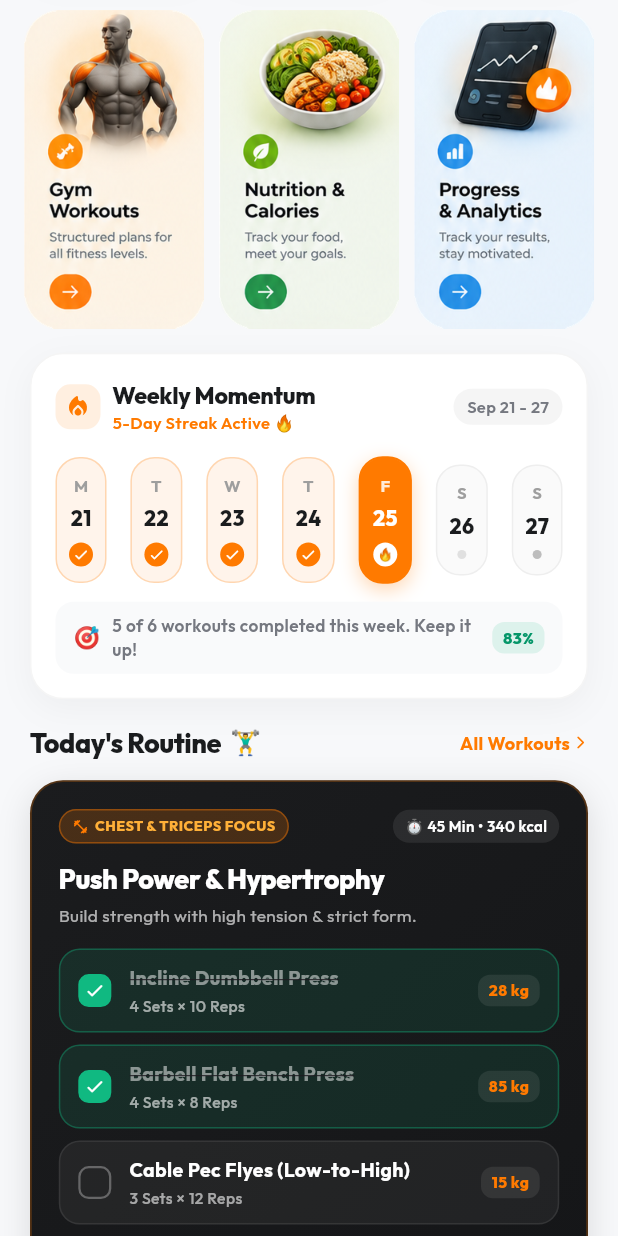
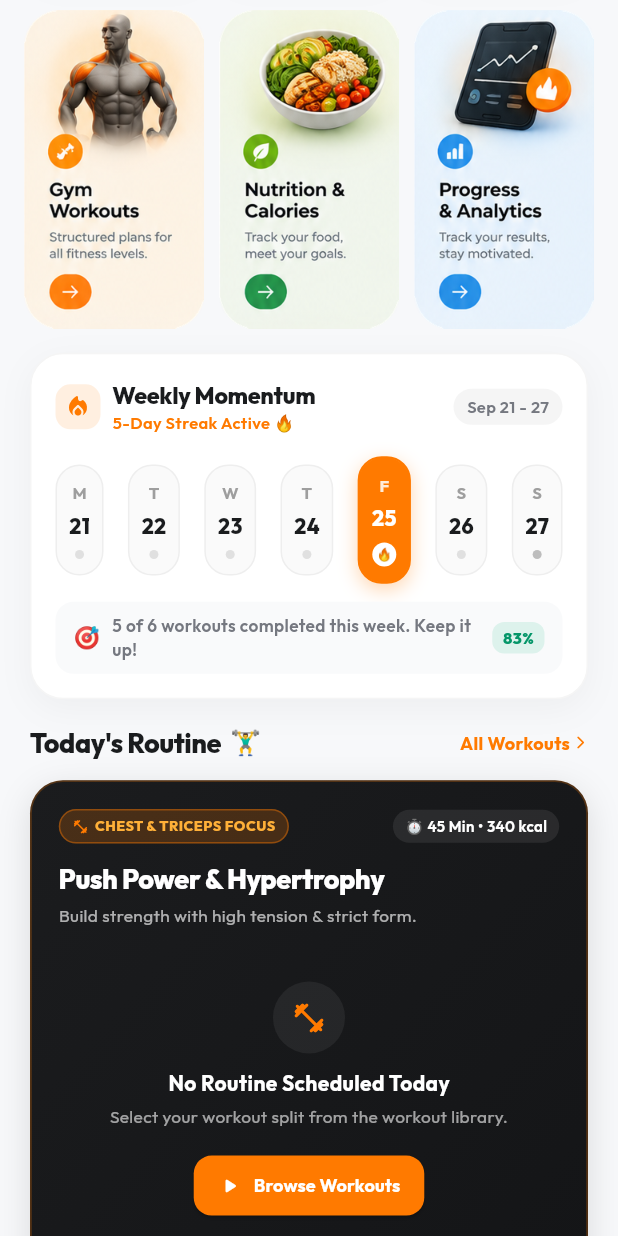
Before and after one commit to Ibrahim-pti/gym-bilal, a Flutter app: the HomeScreen screen opened directly, scrolled down 576 dp, on a phone screen of 412 x 824 dp. Run offline on Flutter 3.47's test engine with Material 3 defaults, Android fonts, the phone set to English and light mode, and no system bars; our stand-ins replace flutter_local_notifications, google_fonts, qr_flutter, timezone, webview_flutter; missing offline and left inert: rasedi_flutter_sdk.

Commit message:
refactor: reset home screen tracker and streak states to clean defaults and add empty state UI for routines

```diff
--- a/lib/features/home/presentation/screens/home_screen.dart
+++ b/lib/features/home/presentation/screens/home_screen.dart
@@ -17,14 +17,14 @@ class HomeScreen extends StatefulWidget {
 }
 
 class _HomeScreenState extends State<HomeScreen> {
-  // Daily Activity Tracker State
-  double _waterLiters = 1.8;
+  // Daily Activity Tracker State (Initial Clean State)
+  double _waterLiters = 0.0;
   final double _waterTarget = 2.5;
 
-  final int _caloriesBurned = 580;
+  final int _caloriesBurned = 0;
   final int _caloriesTarget = 800;
 
-  final int _stepsCount = 7240;
+  final int _stepsCount = 0;
   final int _stepsTarget = 10000;
 
   void _addWater(double amount) {
@@ -34,45 +34,20 @@ class _HomeScreenState extends State<HomeScreen> {
     });
   }
 
-  // Weekly Streak State
+  // Weekly Streak State (Clean State)
   int _selectedStreakDay = 4; // Friday is selected (today)
   final List<Map<String, dynamic>> _weekDays = [
-    {'day': 'M', 'date': '21', 'status': 'done'},
-    {'day': 'T', 'date': '22', 'status': 'done'},
-    {'day': 'W', 'date': '23', 'status': 'done'},
-    {'day': 'T', 'date': '24', 'status': 'done'},
+    {'day': 'M', 'date': '21', 'status': 'upcoming'},
+    {'day': 'T', 'date': '22', 'status': 'upcoming'},
+    {'day': 'W', 'date': '23', 'status': 'upcoming'},
+    {'day': 'T', 'date': '24', 'status': 'upcoming'},
     {'day': 'F', 'date': '25', 'status': 'today'},
     {'day': 'S', 'date': '26', 'status': 'upcoming'},
     {'day': 'S', 'date': '27', 'status': 'rest'},
   ];
 
-  // Today's Routine Checklist State
-  final List<Map<String, dynamic>> _todayExercises = [
-    {
-      'title': 'Incline Dumbbell Press',
-      'setsReps': '4 Sets × 10 Reps',
-      'weight': '28 kg',
-      'done': true,
-    },
-    {
-      'title': 'Barbell Flat Bench Press',
-      'setsReps': '4 Sets × 8 Reps',
-      'weight': '85 kg',
-      'done': true,
-    },
-    {
-      'title': 'Cable Pec Flyes (Low-to-High)',
-      'setsReps': '3 Sets × 12 Reps',
-      'weight': '15 kg',
-      'done': false,
-    },
-    {
-      'title': 'Triceps Overhead Rope Push',
-      'setsReps': '3 Sets × 15 Reps',
-      'weight': '22 kg',
-      'done': false,
-    },
-  ];
+  // Today's Routine Checklist State (Empty State)
+  final List<Map<String, dynamic>> _todayExercises = [];
 
   @override
   Widget build(BuildContext context) {
@@ -1409,6 +1384,58 @@ class _HomeScreenState extends State<HomeScreen> {
                 ),
                 const SizedBox(height: 14),
 
+                if (_todayExercises.isEmpty)
+                  Container(
+                    padding: const EdgeInsets.symmetric(vertical: 22, horizontal: 16),
+                    alignment: Alignment.center,
+                    child: Column(
+                      children: [
+                        Container(
+                          padding: const EdgeInsets.all(12),
+                          decoration: BoxDecoration(
+                            color: Colors.white.withValues(alpha: 0.06),
+                            shape: BoxShape.circle,
+                          ),
+                          child: const Icon(
+                            Icons.fitness_center_rounded,
+                            color: AppColors.primary,
+                            size: 24,
+                          ),
+                        ),
+                        const SizedBox(height: 10),
+                        const Text(
+                          'No Routine Scheduled Today',
+                          style: TextStyle(
+                            color: Colors.white,
+                            fontSize: 14,
+                            fontWeight: FontWeight.w700,
+                          ),
+                        ),
+                        const SizedBox(height: 4),
+                        Text(
+                          'Select your workout split from the workout library.',
+                          textAlign: TextAlign.center,
+                          style: TextStyle(
+                            color: Colors.white.withValues(alpha: 0.6),
+                            fontSize: 11.5,
+                          ),
+                        ),
+                        const SizedBox(height: 14),
+                        ElevatedButton.icon(
+                          onPressed: () => widget.onNavigateTab?.call(2),
+                          style: ElevatedButton.styleFrom(
+                            backgroundColor: AppColors.primary,
+                            foregroundColor: Colors.white,
+                            padding: const EdgeInsets.symmetric(horizontal: 16, vertical: 8.5),
+                            shape: RoundedRectangleBorder(borderRadius: BorderRadius.circular(12)),
+                          ),
+                          icon: const Icon(Icons.play_arrow_rounded, size: 16),
+                          label: const Text('Browse Workouts', style: TextStyle(fontWeight: FontWeight.bold, fontSize: 12)),
+                        ),
+                      ],
+                    ),
+                  )
+                else ...[
                 // Interactive Exercise Checklist
                 Column(
                   children: List.generate(_todayExercises.length, (idx) {
@@ -1600,6 +1627,7 @@ class _HomeScreenState extends State<HomeScreen> {
                     ),
                   ],
                 ),
+                ],
               ],
             ),
           ),
```
